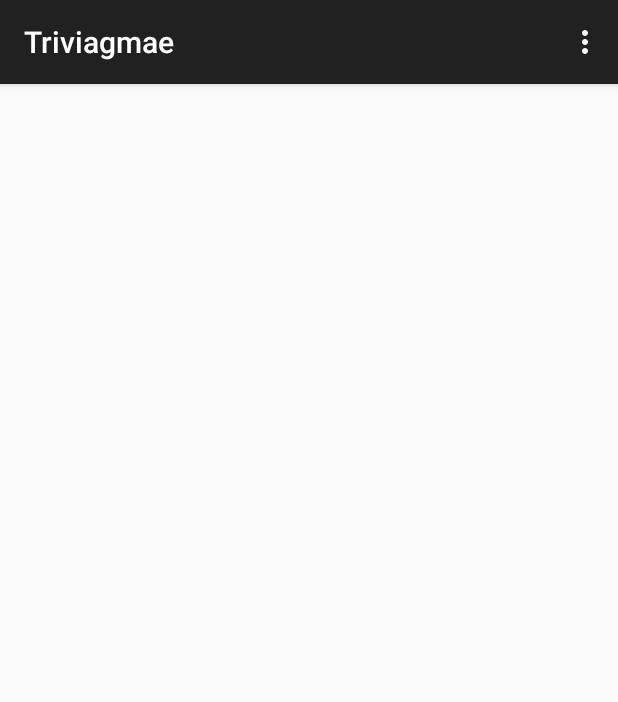
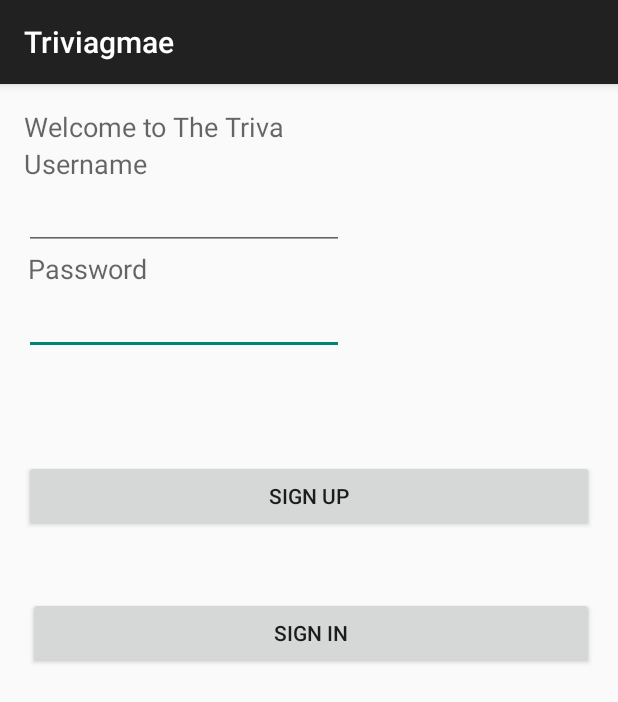
Before and after one commit to codyhh09/TriviaApp, an Android app: the screen it shows after launch (MainActivity), on a phone screen of 412 x 824 dp. Shown: the top 702 px of the screen. Run offline under Robolectric (Android 15) with nearby library versions, the phone set to English and light mode, and no system bars.

Commit message:
Made the login page connect to the main page
just testing out the application

```diff
--- a/Triviagame/app/src/main/java/edu/ycp/cs482/triviagmae/MainActivity.java
+++ b/Triviagame/app/src/main/java/edu/ycp/cs482/triviagmae/MainActivity.java
@@ -4,6 +4,8 @@ import android.support.v7.app.ActionBarActivity;
 import android.os.Bundle;
 import android.view.Menu;
 import android.view.MenuItem;
+import android.view.View;
+import android.widget.Button;
 
 
 public class MainActivity extends ActionBarActivity {
@@ -11,14 +13,15 @@ public class MainActivity extends ActionBarActivity {
     @Override
     protected void onCreate(Bundle savedInstanceState) {
         super.onCreate(savedInstanceState);
-        setContentView(R.layout.activity_main);
+        setDefaultView();
+
     }
 
 
     @Override
     public boolean onCreateOptionsMenu(Menu menu) {
         // Inflate the menu; this adds items to the action bar if it is present.
-        getMenuInflater().inflate(R.menu.menu_main, menu);
+        //getMenuInflater().inflate(R.menu.menu_main, menu);
         return true;
     }
 
@@ -36,4 +39,20 @@ public class MainActivity extends ActionBarActivity {
 
         return super.onOptionsItemSelected(item);
     }
+
+    public void setDefaultView(){
+        setContentView(R.layout.login_page);
+
+        Button Signin = (Button) findViewById(R.id.signin);
+        Button Signup = (Button) findViewById(R.id.button2);
+
+        Signup.setOnClickListener(new View.OnClickListener(){
+
+            @Override
+            public void onClick(View v) {
+                // setting a new account to the Database.
+                setContentView(R.layout.activity_main);
+            }
+        });
+    }
 }
--- a/Triviagame/app/src/main/res/layout/login_page.xml
+++ b/Triviagame/app/src/main/res/layout/login_page.xml
@@ -31,10 +31,11 @@
         android:textAppearance="?android:attr/textAppearanceMedium"
         android:text="Password"
         android:id="@+id/textView3"
-        android:layout_marginTop="32dp"
-        android:layout_below="@+id/textView2"
-        android:layout_alignParentLeft="true"
-        android:layout_alignParentStart="true" />
+        android:focusable="false"
+        android:focusableInTouchMode="false"
+        android:layout_below="@+id/editText2"
+        android:layout_alignRight="@+id/textView2"
+        android:layout_alignEnd="@+id/textView2" />
 
     <EditText
         android:layout_width="wrap_content"
@@ -55,4 +56,29 @@
         android:layout_alignParentStart="true"
         android:layout_alignRight="@+id/editText"
         android:layout_alignEnd="@+id/editText" />
+
+    <Button
+        android:layout_width="wrap_content"
+        android:layout_height="wrap_content"
+        android:text="Sign up"
+        android:id="@+id/button2"
+        android:layout_marginTop="70dp"
+        android:layout_below="@+id/editText"
+        android:layout_alignParentLeft="true"
+        android:layout_alignParentStart="true"
+        android:layout_alignRight="@+id/editText"
+        android:layout_alignEnd="@+id/editText"
+        android:layout_alignParentEnd="true" />
+
+    <Button
+        android:layout_width="wrap_content"
+        android:layout_height="wrap_content"
+        android:text="Sign in"
+        android:id="@+id/signin"
+        android:layout_below="@+id/button2"
+        android:layout_alignLeft="@+id/textView3"
+        android:layout_alignStart="@+id/textView3"
+        android:layout_marginTop="43dp"
+        android:layout_alignRight="@+id/button2"
+        android:layout_alignEnd="@+id/button2" />
 </RelativeLayout>
```
Also changed, not shown: 1 other file.
